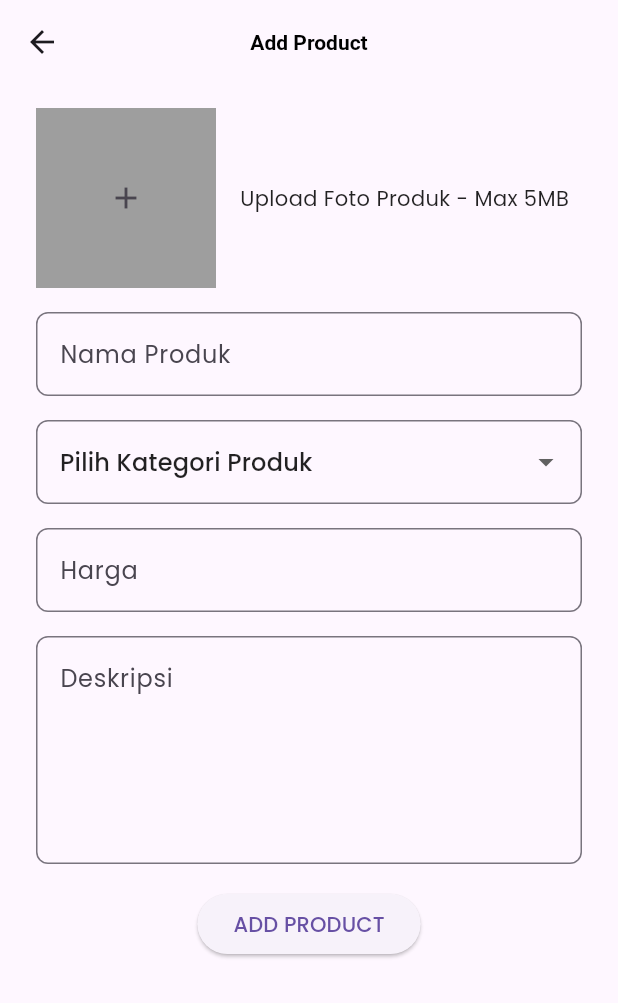
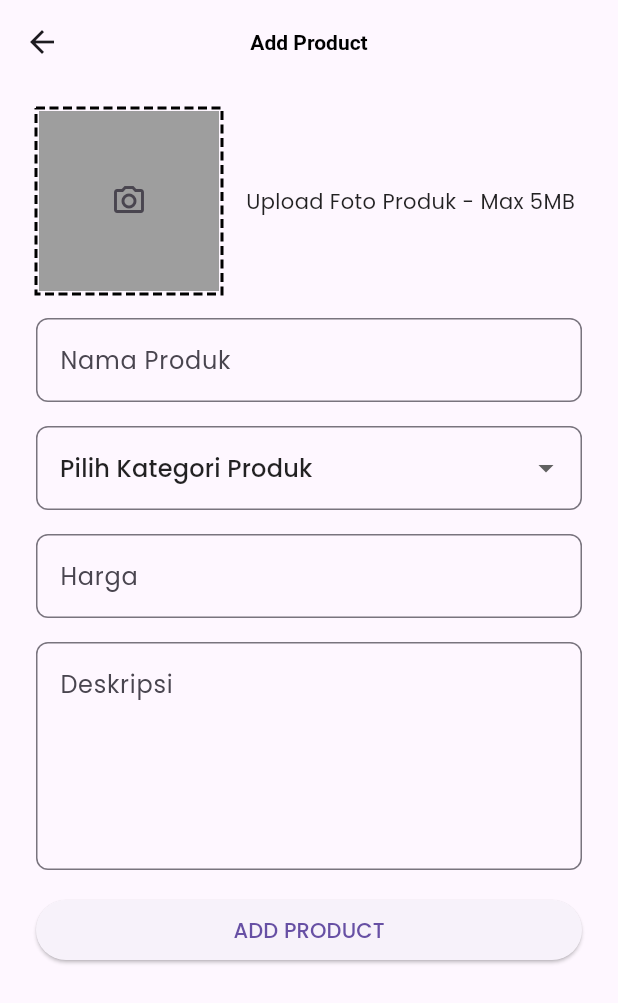
Before and after one commit to geniusvale/unimarket, a Flutter app: the Store screen opened directly, after a tap on the "add" icon, on a phone screen of 412 x 824 dp. Shown: the top 1003 px of the screen. Run offline on Flutter 3.47's test engine with Material 2 defaults, Android fonts, the phone set to English and light mode, and no system bars; drawn by our look-alikes of dotted_border; our stand-ins replace cached_network_image, email_validator, file_picker, flutter_svg, freezed_annotation, google_fonts and 2 more; accounts and stored records are empty.

Commit message:
filtering produkmu on kelola toko, etc and add initial function for uploading images

```diff
--- a/lib/controller/product_provider.dart
+++ b/lib/controller/product_provider.dart
@@ -5,16 +5,19 @@ import '../models/product/product_model.dart';
 import '../utilities/constants.dart';
 
 class ProductsProvider extends ChangeNotifier {
-  List<ProductModel>? allProducts;
-  ProductModel? productData;
+  List<ProductModel>? allProducts; //Masuh Kosong, harus ada operasi add
+  List<ProductModel>? allMyProducts; //Masuh Kosong, harus ada operasi add
+  ProductModel? productData; //Masuh Kosong, harus ada operasi add
 
   //Tambah Produk Ke DB
-  void addProduct({String? name, desc, int? price}) async {
+  void addProduct({String? name, desc, category, userId, int? price}) async {
     await supabase.from('products').insert(
       {
         'name': name,
         'price': price,
         'desc': desc,
+        'category': category,
+        'seller_id': userId
       },
     );
     notifyListeners();
@@ -24,14 +27,32 @@ class ProductsProvider extends ChangeNotifier {
   //Menampilkan Seluruh Produk Dari Tabel di DB
   Future<List<ProductModel>> getProduct() async {
     final supabase = Supabase.instance.client;
-    final allProductsList = await supabase.from('products').select();
-    final allProducts = allProductsList
+    final result = await supabase.from('products').select();
+    final allProducts = result
         .map<ProductModel>(
           (e) => ProductModel.fromJson(e),
         )
         .toList();
     notifyListeners();
     return allProducts;
+    //WORKING GOOD
+  }
+
+  //Menampilkan Seluruh Produk Dari Toko Saya
+  Future<List<ProductModel>> getMyStoreProduct() async {
+    final supabase = Supabase.instance.client;
+    final result = await supabase
+        .from('products')
+        .select()
+        .eq('seller_id', supabase.auth.currentUser!.id);
+    final semuaProdukSaya = result
+        .map<ProductModel>(
+          (e) => ProductModel.fromJson(e),
+        )
+        .toList();
+    // allMyProducts?.add(semuaProduk);
+    notifyListeners();
+    return semuaProdukSaya;
     //WORKING GOOD
   }
 
@@ -79,15 +100,18 @@ class ProductsProvider extends ChangeNotifier {
     String? currentName,
     currentDesc,
     currentPrice,
+    currentCategory,
   }) async {
     await supabase.from('products').update({
       'name': name,
       'price': price,
       'desc': desc,
+      'category': currentCategory,
     }).match({
       'name': currentName,
       'price': currentPrice,
       'desc': currentDesc,
+      'category': currentCategory,
     });
     notifyListeners();
     //WORKING GOOD
--- a/lib/screens/product/add_product.dart
+++ b/lib/screens/product/add_product.dart
@@ -1,3 +1,4 @@
+import 'package:dotted_border/dotted_border.dart';
 import 'package:flutter/material.dart';
 import 'package:provider/provider.dart';
 
@@ -45,13 +46,17 @@ class _AddProductState extends State<AddProduct> {
                   Row(
                     children: [
                       //Bisa Dikasih Gesture Detector
-                      Container(
+                      DottedBorder(
+                        strokeWidth: 2,
+                        dashPattern: const [6, 3, 6, 3],
+                        child: Container(
                           height: 120,
                           width: 120,
                           color: Colors.grey,
                           child: IconButton(
-                          icon: const Icon(Icons.add),
+                            icon: const Icon(Icons.camera_alt_outlined),
                             onPressed: () {},
+                          ),
                         ),
                       ),
                       formSpacer,
@@ -93,12 +98,17 @@ class _AddProductState extends State<AddProduct> {
                     decoration: formDecor(hint: 'Deskripsi'),
                   ),
                   formSpacer,
-                  ElevatedButton(
+                  Row(
+                    children: [
+                      Expanded(
+                        child: ElevatedButton(
                           onPressed: () async {
                             productProvider.addProduct(
                               name: nameC.text,
                               desc: descC.text,
                               price: int.parse(priceC.text),
+                              category: selKategori,
+                              userId: supabase.auth.currentUser!.id,
                             );
                             nameC.clear();
                             priceC.clear();
@@ -106,6 +116,9 @@ class _AddProductState extends State<AddProduct> {
                             Navigator.pop(context);
                           },
                           child: const Text('ADD PRODUCT'),
+                        ),
+                      ),
+                    ],
                   ),
                 ],
               ),
--- a/lib/screens/store/my_product.dart
+++ b/lib/screens/store/my_product.dart
@@ -47,7 +47,7 @@ class _MyProductState extends State<MyProduct> {
           });
         },
         child: FutureBuilder<List<ProductModel>>(
-          future: productProvider.getProduct(),
+          future: productProvider.getMyStoreProduct(),
           builder: (context, snapshot) {
             if (snapshot.connectionState == ConnectionState.done) {
               return MasonryGridView.builder(
@@ -83,8 +83,6 @@ class _MyProductState extends State<MyProduct> {
                         );
                       },
                       onDoubleTap: () {
-                        print(randomNumberHeight);
-                        print(index);
                         Navigator.push(
                           context,
                           MaterialPageRoute(
--- a/lib/screens/store/store.dart
+++ b/lib/screens/store/store.dart
@@ -19,7 +19,7 @@ class _StoreState extends State<Store> {
         endDrawer: const Drawer(),
         appBar: AppBar(
           centerTitle: true,
-          title: const Text('Nama TokoMu'),
+          title: const Text('Toko Anda'),
           bottom: const TabBar(
             tabs: [
               Tab(text: 'Produkmu'),
```
Also changed, not shown: lib/controller/wishlist_provider.dart (+5 -5 lines), lib/screens/product/detail_product.dart (+28 -8 lines), lib/screens/product/update_product.dart (+65 -11 lines), lib/screens/profile.dart (+28 -11 lines). Lines whose indentation alone changed are shown as unchanged.
